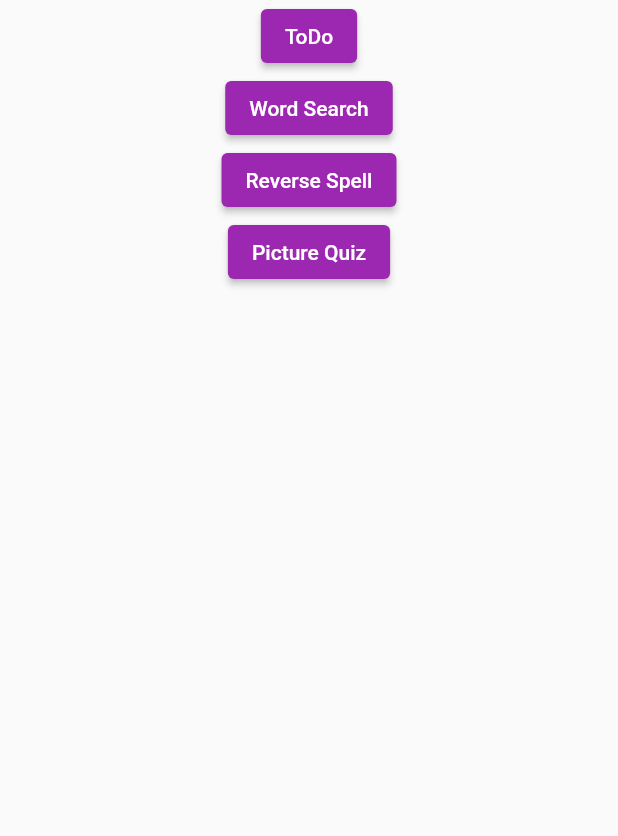
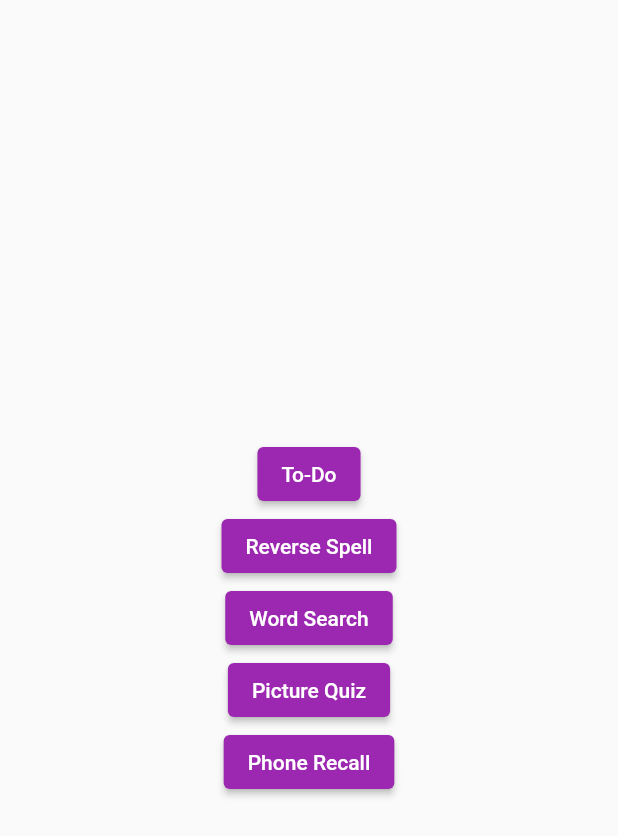
Before and after one commit to inirah02/ProjectRoots, a Flutter app: the screen it shows once a user with an empty profile is signed in, on a phone screen of 412 x 824 dp. Shown: the top 836 px of the screen. Run offline on Flutter 3.47's test engine with Material 2 defaults, Android fonts, the phone set to English and light mode, and no system bars; our stand-ins replace cloud_firestore, firebase_auth, firebase_core, flutter_riverpod, flutter_tts; accounts and stored records are empty.

Commit message:
Added Main Menu

```diff
--- a/lib/src/activities/phone_recall/phone_recall.dart
+++ b/lib/src/activities/phone_recall/phone_recall.dart
@@ -2,6 +2,8 @@ import 'package:flutter/material.dart';
 import 'package:flutter_tts/flutter_tts.dart';
 
 class PhoneRecallActivity extends StatefulWidget {
+  static const path = '/phone-recall';
+  static const name = 'Phone Recall';
   const PhoneRecallActivity({
     super.key,
   });
--- a/lib/src/activities/reminders_todo_activity/reminders.dart
+++ b/lib/src/activities/reminders_todo_activity/reminders.dart
@@ -3,6 +3,8 @@ import 'reminders_schema.dart';
 import 'reminders_item.dart';
 
 class TodoActivity extends StatefulWidget {
+  static const path = '/todo';
+  static const name = 'To-Do';
   TodoActivity({Key? key}) : super(key: key);
 
   @override
--- a/lib/src/activities/reverse_spell.dart
+++ b/lib/src/activities/reverse_spell.dart
@@ -4,6 +4,7 @@ import 'package:projectroots/src/extensions/string.dart';
 
 class ReverseSpellActivity extends StatefulWidget {
   static const path = '/reverse_spelling';
+  static const name = 'Reverse Spell';
   final String targetWord;
 
   const ReverseSpellActivity({
--- a/lib/src/activities/word_search.dart
+++ b/lib/src/activities/word_search.dart
@@ -33,6 +33,9 @@ const letters = [
 ];
 
 class WordSearchActivity extends StatefulWidget {
+  static const path = '/word-search';
+  static const name = 'Word Search';
+
   const WordSearchActivity({Key? key}) : super(key: key);
 
   @override
--- a/lib/src/app.dart
+++ b/lib/src/app.dart
@@ -15,7 +15,11 @@ class App extends StatelessWidget {
       theme: projectRootsThemeData,
       routes: {
         HomePage.path: (context) => HomePage(),
-        ReverseSpellActivity.path: (context) => ReverseSpellActivity(targetWord: 'targetWord')
+        PhoneRecallActivity.path:(context) => PhoneRecallActivity(),
+        PictureQuizActivity.path:(context) => PictureQuizActivity(),
+        TodoActivity.path:(context) => TodoActivity(),
+        ReverseSpellActivity.path: (context) => ReverseSpellActivity(targetWord: 'targetWord'),
+        WordSearchActivity.path: (context) => WordSearchActivity(),
       },
     );
   }
--- a/lib/src/pages/home_page.dart
+++ b/lib/src/pages/home_page.dart
@@ -24,7 +24,6 @@ class HomePage extends ConsumerWidget {
 
   @override
   Widget build(BuildContext context, WidgetRef ref) {
-    // return LoginPage();
     final user = ref.watch(authStateChangesProvider);
     final db = ref.read(firestoreProvider);
     return Scaffold(
@@ -38,7 +37,6 @@ class HomePage extends ConsumerWidget {
               future: db.collection('users').doc(data.uid).get(),
               builder: (context, snapshot) {
                 if (snapshot.hasData) {
-                  // return Text(snapshot.data!.data().toString());
                   return MainMenu(snapshot.data!.data()!);
                 }
                 if (snapshot.hasError) {
--- a/lib/src/pages/main_menu.dart
+++ b/lib/src/pages/main_menu.dart
@@ -3,34 +3,94 @@ import 'package:flutter_riverpod/flutter_riverpod.dart';
 import 'package:projectroots/activities.dart';
 
 class MainMenu extends ConsumerWidget {
-  final Map<String,dynamic> user;
-  const MainMenu(this.user,{super.key});
+  final Map<String, dynamic> user;
+  const MainMenu(this.user, {super.key});
 
   _navigateToScreen(context, path) {
     Navigator.of(context).pushNamed(path);
   }
 
-  Widget _buildMainMenuForUser(context) {
-    print("Building Menu for profile type");
+  List<Widget> _getMenuItemsForUser(context, user) {
     switch (user['profile_type']) {
       case 1:
-        return Text("Care Giver Menu");
+        return [
+          ElevatedButton(
+            onPressed: () =>
+                _navigateToScreen(context, ReverseSpellActivity.path),
+            child: Text('ToDo'),
+          ),
+          ElevatedButton(
+            onPressed: () => _navigateToScreen(context, '/'),
+            child: Text('Word Search'),
+          ),
+          ElevatedButton(
+            onPressed: () => _navigateToScreen(context, '/'),
+            child: Text('Reverse Spell'),
+          ),
+          ElevatedButton(
+            onPressed: () => _navigateToScreen(context, '/'),
+            child: Text('Picture Quiz'),
+          ),
+        ];
       case 2:
-        return Text("Doctor Menu");
+        return [
+          ElevatedButton(
+            onPressed: () =>
+                _navigateToScreen(context, ReverseSpellActivity.path),
+            child: Text('ToDo'),
+          ),
+          ElevatedButton(
+            onPressed: () => _navigateToScreen(context, '/'),
+            child: Text('Word Search'),
+          ),
+          ElevatedButton(
+            onPressed: () => _navigateToScreen(context, '/'),
+            child: Text('Reverse Spell'),
+          ),
+          ElevatedButton(
+            onPressed: () => _navigateToScreen(context, '/'),
+            child: Text('Picture Quiz'),
+          ),
+        ];
       default:
-        return Column(
-          children: [
-            ElevatedButton(onPressed: () => _navigateToScreen(context, ReverseSpellActivity.path), child: Text('ToDo'),),
-            ElevatedButton(onPressed: () => _navigateToScreen(context, '/'), child: Text('Word Search'),),
-            ElevatedButton(onPressed: () => _navigateToScreen(context, '/'), child: Text('Reverse Spell'),),
-            ElevatedButton(onPressed: () => _navigateToScreen(context, '/'), child: Text('Picture Quiz'),),
-          ],
-        );
+        return [
+          ElevatedButton(
+            onPressed: () => _navigateToScreen(context, TodoActivity.path),
+            child: const Text(TodoActivity.name),
+          ),
+          ElevatedButton(
+            onPressed: () =>
+                _navigateToScreen(context, ReverseSpellActivity.path),
+            child: const Text(ReverseSpellActivity.name),
+          ),
+          ElevatedButton(
+            onPressed: () =>
+                _navigateToScreen(context, WordSearchActivity.path),
+            child: const Text(WordSearchActivity.name),
+          ),
+          ElevatedButton(
+            onPressed: () =>
+                _navigateToScreen(context, PictureQuizActivity.path),
+            child: const Text(PictureQuizActivity.name),
+          ),
+          ElevatedButton(
+            onPressed: () =>
+                _navigateToScreen(context, PhoneRecallActivity.path),
+            child: const Text(PhoneRecallActivity.name),
+          ),
+        ];
     }
   }
 
   @override
   Widget build(BuildContext context, WidgetRef ref) {
-    return _buildMainMenuForUser(context);
+    List<Widget> children = _getMenuItemsForUser(context, user);
+    return Center(
+      child: Column(
+        mainAxisAlignment: MainAxisAlignment.center,
+        crossAxisAlignment: CrossAxisAlignment.center,
+        children: children,
+      ),
+    );
   }
 }
```
Also changed, not shown: lib/src/activities/picture_quiz/picture_quiz.dart (+5 -3 lines), lib/src/pages/create_profile.dart (added, +19 -0 lines), lib/src/patient_screen/patient_screen.dart (+10 -13 lines).
